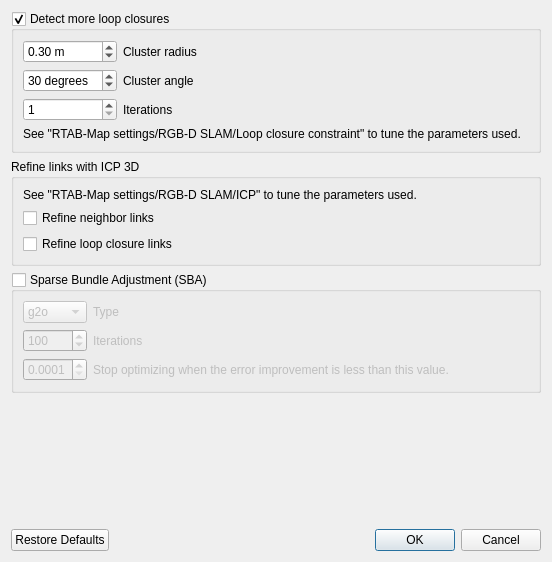
Qt form guilib/src/ui/postProcessingDialog.ui (introlab/rtabmap) before a commit.
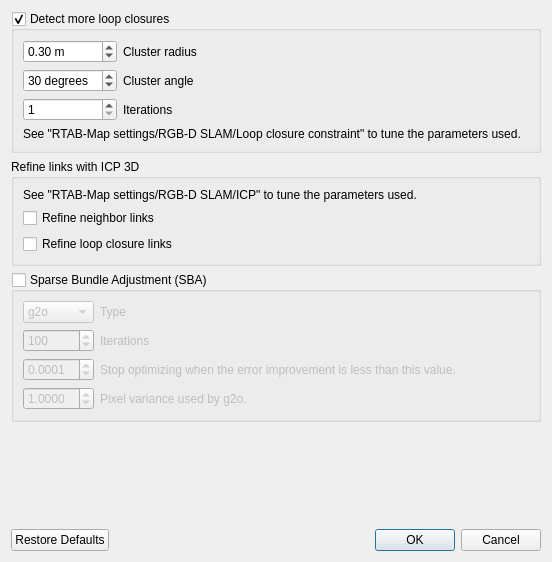
The same form after that commit. Icons and pictures are not drawn.

Commit message: Added parameter "g2o/PixelVariance" (default 1)

The edit to the form file:
```diff
--- a/guilib/src/ui/postProcessingDialog.ui
+++ b/guilib/src/ui/postProcessingDialog.ui
@@ -187,7 +187,7 @@
            <number>1</number>
           </property>
           <property name="maximum">
-           <number>1000</number>
+           <number>999999</number>
           </property>
           <property name="value">
            <number>100</number>
@@ -217,7 +217,7 @@
            <number>4</number>
           </property>
           <property name="minimum">
-           <double>0.000100000000000</double>
+           <double>0.000000000000000</double>
           </property>
           <property name="maximum">
            <double>1.000000000000000</double>
@@ -260,6 +260,38 @@
           </property>
          </widget>
         </item>
+        <item row="3" column="1">
+         <widget class="QLabel" name="label_variance">
+          <property name="text">
+           <string>Pixel variance used by g2o.</string>
+          </property>
+          <property name="wordWrap">
+           <bool>true</bool>
+          </property>
+         </widget>
+        </item>
+        <item row="3" column="0">
+         <widget class="QDoubleSpinBox" name="sba_variance">
+          <property name="suffix">
+           <string/>
+          </property>
+          <property name="decimals">
+           <number>4</number>
+          </property>
+          <property name="minimum">
+           <double>0.000000000000000</double>
+          </property>
+          <property name="maximum">
+           <double>10.000000000000000</double>
+          </property>
+          <property name="singleStep">
+           <double>0.010000000000000</double>
+          </property>
+          <property name="value">
+           <double>1.000000000000000</double>
+          </property>
+         </widget>
+        </item>
        </layout>
       </item>
      </layout>
```
The commit also changes 9 other files.
